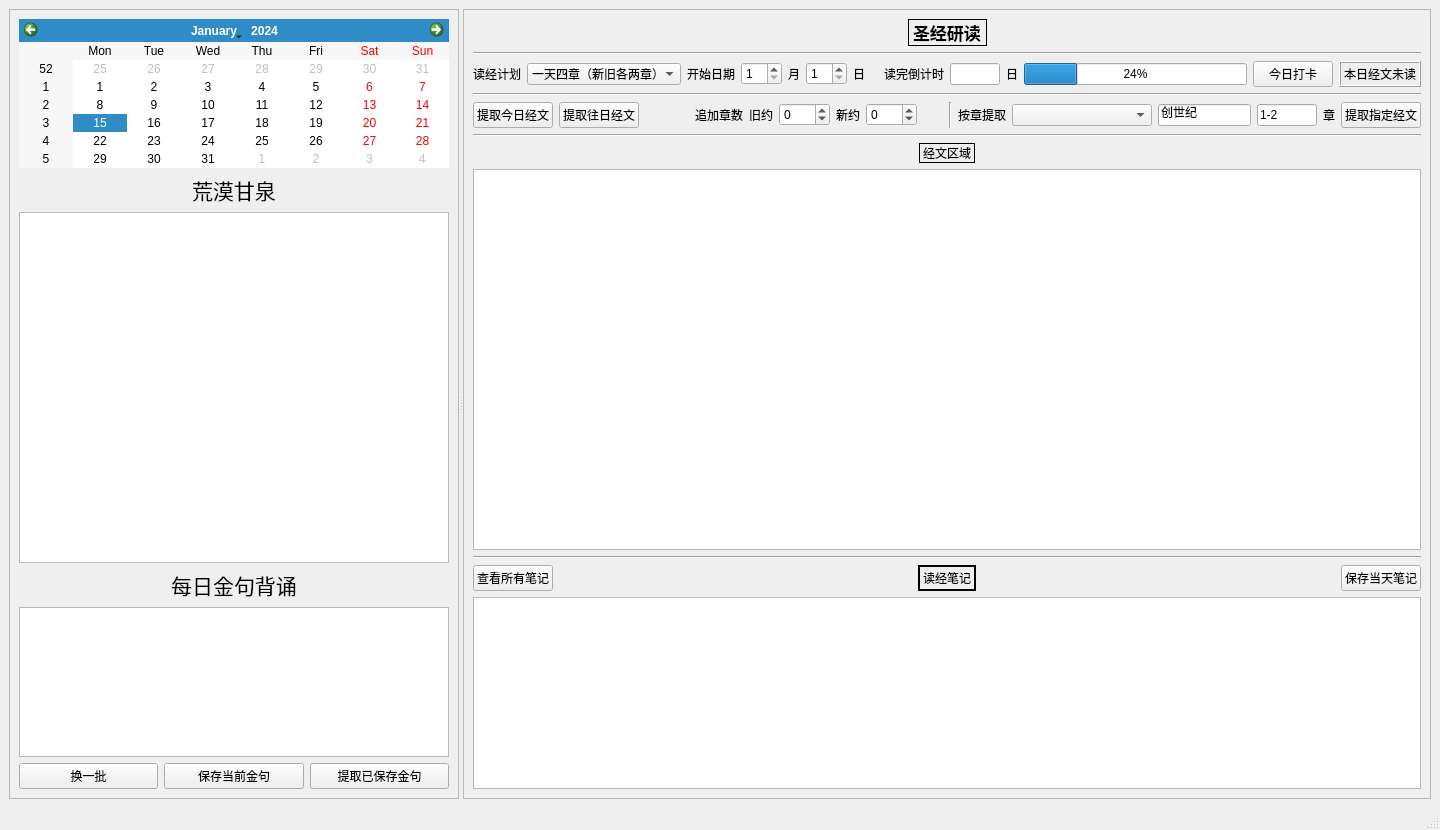
jackey-qiu/message_reminder, file ui_bible_reading_reminder_new.ui: the form before one commit.
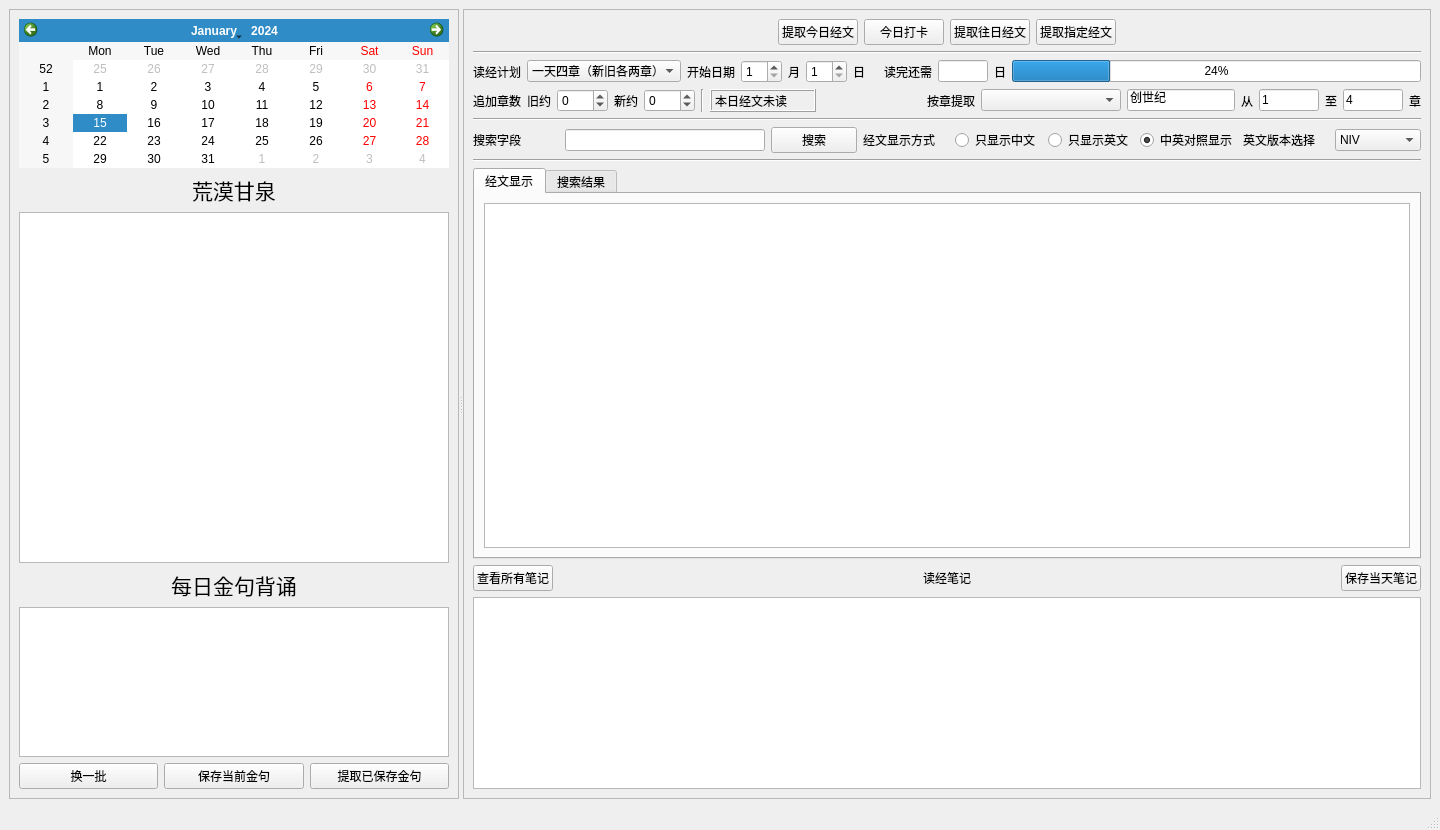
The form after the commit. The open tabs and pages were chosen to show the change.

Commit message: add search function

The edit to the form file:
```diff
--- a/ui_bible_reading_reminder_new.ui
+++ b/ui_bible_reading_reminder_new.ui
@@ -192,36 +192,6 @@
        <layout class="QVBoxLayout" name="verticalLayout_2">
         <item>
          <layout class="QHBoxLayout" name="horizontalLayout_3">
-          <item>
-           <spacer name="horizontalSpacer_3">
-            <property name="orientation">
-             <enum>Qt::Horizontal</enum>
-            </property>
-            <property name="sizeHint" stdset="0">
-             <size>
-              <width>40</width>
-              <height>20</height>
-             </size>
-            </property>
-           </spacer>
-          </item>
-          <item>
-           <widget class="QLabel" name="label_2">
-            <property name="font">
-             <font>
-              <pointsize>13</pointsize>
-              <weight>75</weight>
-              <bold>true</bold>
-             </font>
-            </property>
-            <property name="frameShape">
-             <enum>QFrame::Panel</enum>
-            </property>
-            <property name="text">
-             <string>圣经研读</string>
-            </property>
-           </widget>
-          </item>
           <item>
            <spacer name="horizontalSpacer_4">
             <property name="orientation">
@@ -235,6 +205,47 @@
             </property>
            </spacer>
           </item>
+          <item>
+           <widget class="QPushButton" name="pushButton_today">
+            <property name="text">
+             <string>提取今日经文</string>
+            </property>
+           </widget>
+          </item>
+          <item>
+           <widget class="QPushButton" name="pushButton_check">
+            <property name="text">
+             <string>今日打卡</string>
+            </property>
+           </widget>
+          </item>
+          <item>
+           <widget class="QPushButton" name="pushButton_before">
+            <property name="text">
+             <string>提取往日经文</string>
+            </property>
+           </widget>
+          </item>
+          <item>
+           <widget class="QPushButton" name="pushButton_specified">
+            <property name="text">
+             <string>提取指定经文</string>
+            </property>
+           </widget>
+          </item>
+          <item>
+           <spacer name="horizontalSpacer_3">
+            <property name="orientation">
+             <enum>Qt::Horizontal</enum>
+            </property>
+            <property name="sizeHint" stdset="0">
+             <size>
+              <width>40</width>
+              <height>20</height>
+             </size>
+            </property>
+           </spacer>
+          </item>
          </layout>
         </item>
         <item>
@@ -318,7 +329,7 @@
           <item>
            <widget class="QLabel" name="label_7">
             <property name="text">
-             <string>读完倒计时</string>
+             <string>读完还需</string>
             </property>
            </widget>
           </item>
@@ -352,80 +363,10 @@
             </property>
            </widget>
           </item>
-          <item>
-           <widget class="QPushButton" name="pushButton_check">
-            <property name="text">
-             <string>今日打卡</string>
-            </property>
-           </widget>
-          </item>
-          <item>
-           <widget class="QLabel" name="label_check">
-            <property name="frameShape">
-             <enum>QFrame::Box</enum>
-            </property>
-            <property name="frameShadow">
-             <enum>QFrame::Raised</enum>
-            </property>
-            <property name="text">
-             <string>本日经文未读</string>
-            </property>
-            <property name="wordWrap">
-             <bool>true</bool>
-            </property>
-           </widget>
-          </item>
          </layout>
         </item>
-        <item>
-         <widget class="Line" name="line_5">
-          <property name="orientation">
-           <enum>Qt::Horizontal</enum>
-          </property>
-         </widget>
-        </item>
         <item>
          <layout class="QHBoxLayout" name="horizontalLayout_5">
-          <item>
-           <widget class="QPushButton" name="pushButton_today">
-            <property name="text">
-             <string>提取今日经文</string>
-            </property>
-           </widget>
-          </item>
-          <item>
-           <widget class="QPushButton" name="pushButton_before">
-            <property name="text">
-             <string>提取往日经文</string>
-            </property>
-           </widget>
-          </item>
-          <item>
-           <spacer name="horizontalSpacer_10">
-            <property name="orientation">
-             <enum>Qt::Horizontal</enum>
-            </property>
-            <property name="sizeHint" stdset="0">
-             <size>
-              <width>40</width>
-              <height>20</height>
-             </size>
-            </property>
-           </spacer>
-          </item>
-          <item>
-           <spacer name="horizontalSpacer_11">
-            <property name="orientation">
-             <enum>Qt::Horizontal</enum>
-            </property>
-            <property name="sizeHint" stdset="0">
-             <size>
-              <width>40</width>
-              <height>20</height>
-             </size>
-            </property>
-           </spacer>
-          </item>
           <item>
            <widget class="QLabel" name="label_14">
             <property name="text">
@@ -461,19 +402,6 @@
             </property>
            </widget>
           </item>
-          <item>
-           <spacer name="horizontalSpacer_9">
-            <property name="orientation">
-             <enum>Qt::Horizontal</enum>
-            </property>
-            <property name="sizeHint" stdset="0">
-             <size>
-              <width>40</width>
-              <height>20</height>
-             </size>
-            </property>
-           </spacer>
-          </item>
           <item>
            <widget class="Line" name="line">
             <property name="orientation">
@@ -481,6 +409,41 @@
             </property>
            </widget>
           </item>
+          <item>
+           <widget class="QLabel" name="label_check">
+            <property name="sizePolicy">
+             <sizepolicy hsizetype="Expanding" vsizetype="Preferred">
+              <horstretch>0</horstretch>
+              <verstretch>0</verstretch>
+             </sizepolicy>
+            </property>
+            <property name="frameShape">
+             <enum>QFrame::Box</enum>
+            </property>
+            <property name="frameShadow">
+             <enum>QFrame::Raised</enum>
+            </property>
+            <property name="text">
+             <string>本日经文未读</string>
+            </property>
+            <property name="wordWrap">
+             <bool>true</bool>
+            </property>
+           </widget>
+          </item>
+          <item>
+           <spacer name="horizontalSpacer_7">
+            <property name="orientation">
+             <enum>Qt::Horizontal</enum>
+            </property>
+            <property name="sizeHint" stdset="0">
+             <size>
+              <width>40</width>
+              <height>20</height>
+             </size>
+            </property>
+           </spacer>
+          </item>
           <item>
            <widget class="QLabel" name="label_9">
             <property name="text">
@@ -505,6 +468,13 @@
             </property>
            </widget>
           </item>
+          <item>
+           <widget class="QLabel" name="label_2">
+            <property name="text">
+             <string>从</string>
+            </property>
+           </widget>
+          </item>
           <item>
            <widget class="QLineEdit" name="lineEdit_book_chapter">
             <property name="sizePolicy">
@@ -520,7 +490,33 @@
              </size>
             </property>
             <property name="text">
-             <string>1-2</string>
+             <string>1</string>
+            </property>
+           </widget>
+          </item>
+          <item>
+           <widget class="QLabel" name="label_12">
+            <property name="text">
+             <string>至</string>
+            </property>
+           </widget>
+          </item>
+          <item>
+           <widget class="QLineEdit" name="lineEdit_book_chapter2">
+            <property name="sizePolicy">
+             <sizepolicy hsizetype="Fixed" vsizetype="Fixed">
+              <horstretch>0</horstretch>
+              <verstretch>0</verstretch>
+             </sizepolicy>
+            </property>
+            <property name="maximumSize">
+             <size>
+              <width>60</width>
+              <height>16777215</height>
+             </size>
+            </property>
+            <property name="text">
+             <string>4</string>
             </property>
            </widget>
           </item>
@@ -531,71 +527,8 @@
             </property>
            </widget>
           </item>
-          <item>
-           <widget class="QPushButton" name="pushButton_specified">
-            <property name="text">
-             <string>提取指定经文</string>
-            </property>
-           </widget>
-          </item>
          </layout>
         </item>
-        <item>
-         <widget class="Line" name="line_3">
-          <property name="orientation">
-           <enum>Qt::Horizontal</enum>
-          </property>
-         </widget>
-        </item>
-        <item>
-         <layout class="QHBoxLayout" name="horizontalLayout_7">
-          <item>
-           <spacer name="horizontalSpacer_7">
-            <property name="orientation">
-             <enum>Qt::Horizontal</enum>
-            </property>
-            <property name="sizeHint" stdset="0">
-             <size>
-              <width>40</width>
-              <height>20</height>
-             </size>
-            </property>
-           </spacer>
-          </item>
-          <item>
-           <widget class="QLabel" name="label_12">
-            <property name="frameShape">
-             <enum>QFrame::Panel</enum>
-            </property>
-            <property name="text">
-             <string>经文区域</string>
-            </property>
-           </widget>
-          </item>
-          <item>
-           <spacer name="horizontalSpacer_8">
-            <property name="orientation">
-             <enum>Qt::Horizontal</enum>
-            </property>
-            <property name="sizeHint" stdset="0">
-             <size>
-              <width>40</width>
-              <height>20</height>
-             </size>
-            </property>
-           </spacer>
-          </item>
-         </layout>
-        </item>
-        <item>
-         <widget class="QTextBrowser" name="textBrowser_bible">
-          <property name="font">
-           <font>
-            <pointsize>14</pointsize>
-           </font>
-          </property>
-         </widget>
-        </item>
         <item>
          <widget class="Line" name="line_4">
           <property name="orientation">
@@ -603,6 +536,139 @@
           </property>
          </widget>
         </item>
+        <item>
+         <layout class="QHBoxLayout" name="horizontalLayout_9">
+          <item>
+           <widget class="QLabel" name="label_18">
+            <property name="text">
+             <string>搜索字段</string>
+            </property>
+           </widget>
+          </item>
+          <item>
+           <widget class="QLineEdit" name="lineEdit_key_words">
+            <property name="maximumSize">
+             <size>
+              <width>200</width>
+              <height>16777215</height>
+             </size>
+            </property>
+           </widget>
+          </item>
+          <item>
+           <widget class="QPushButton" name="pushButton_search">
+            <property name="text">
+             <string>搜索</string>
+            </property>
+           </widget>
+          </item>
+          <item>
+           <widget class="QLabel" name="label_19">
+            <property name="text">
+             <string>经文显示方式</string>
+            </property>
+           </widget>
+          </item>
+          <item>
+           <widget class="QRadioButton" name="radioButton">
+            <property name="text">
+             <string>只显示中文</string>
+            </property>
+            <property name="checked">
+             <bool>false</bool>
+            </property>
+           </widget>
+          </item>
+          <item>
+           <widget class="QRadioButton" name="radioButton_2">
+            <property name="text">
+             <string>只显示英文</string>
+            </property>
+           </widget>
+          </item>
+          <item>
+           <widget class="QRadioButton" name="radioButton_3">
+            <property name="text">
+             <string>中英对照显示</string>
+            </property>
+            <property name="checked">
+             <bool>true</bool>
+            </property>
+           </widget>
+          </item>
+          <item>
+           <widget class="QLabel" name="label_20">
+            <property name="text">
+             <string>英文版本选择</string>
+            </property>
+           </widget>
+          </item>
+          <item>
+           <widget class="QComboBox" name="comboBox">
+            <item>
+             <property name="text">
+              <string>NIV</string>
+             </property>
+            </item>
+            <item>
+             <property name="text">
+              <string>KJV</string>
+             </property>
+            </item>
+            <item>
+             <property name="text">
+              <string>NKJV</string>
+             </property>
+            </item>
+            <item>
+             <property name="text">
+              <string>ASV</string>
+             </property>
+            </item>
+           </widget>
+          </item>
+         </layout>
+        </item>
+        <item>
+         <widget class="Line" name="line_3">
+          <property name="orientation">
+           <enum>Qt::Horizontal</enum>
+          </property>
+         </widget>
+        </item>
+        <item>
+         <widget class="QTabWidget" name="tabWidget">
+          <property name="currentIndex">
+           <number>1</number>
+          </property>
+          <widget class="QWidget" name="tab">
+           <attribute name="title">
+            <string>经文显示</string>
+           </attribute>
+           <layout class="QHBoxLayout" name="horizontalLayout_11">
+            <item>
+             <widget class="QTextBrowser" name="textBrowser_bible">
+              <property name="font">
+               <font>
+                <pointsize>14</pointsize>
+               </font>
+              </property>
+             </widget>
+            </item>
+           </layout>
+          </widget>
+          <widget class="QWidget" name="tab_2">
+           <attribute name="title">
+            <string>搜索结果</string>
+           </attribute>
+           <layout class="QHBoxLayout" name="horizontalLayout_12">
+            <item>
+             <widget class="QTextBrowser" name="textBrowser_search_results"/>
+            </item>
+           </layout>
+          </widget>
+         </widget>
+        </item>
         <item>
          <layout class="QHBoxLayout" name="horizontalLayout_6">
           <item>
@@ -628,7 +694,10 @@
           <item>
            <widget class="QLabel" name="label_11">
             <property name="frameShape">
-             <enum>QFrame::WinPanel</enum>
+             <enum>QFrame::NoFrame</enum>
+            </property>
+            <property name="frameShadow">
+             <enum>QFrame::Raised</enum>
             </property>
             <property name="text">
              <string>读经笔记</string>
```
The commit also changes 11 other files.
